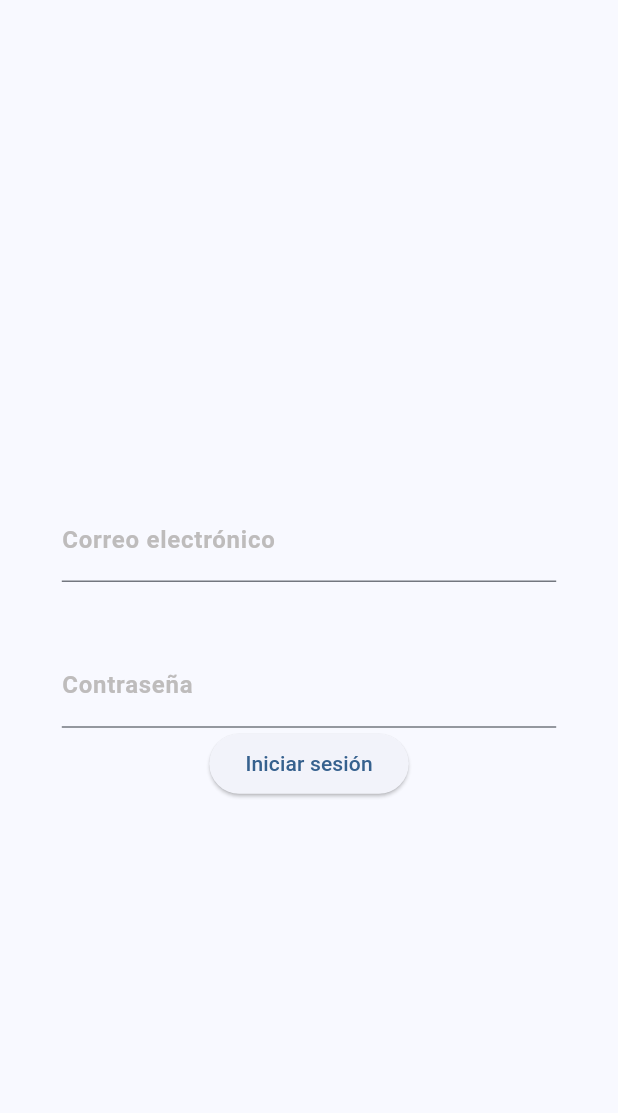
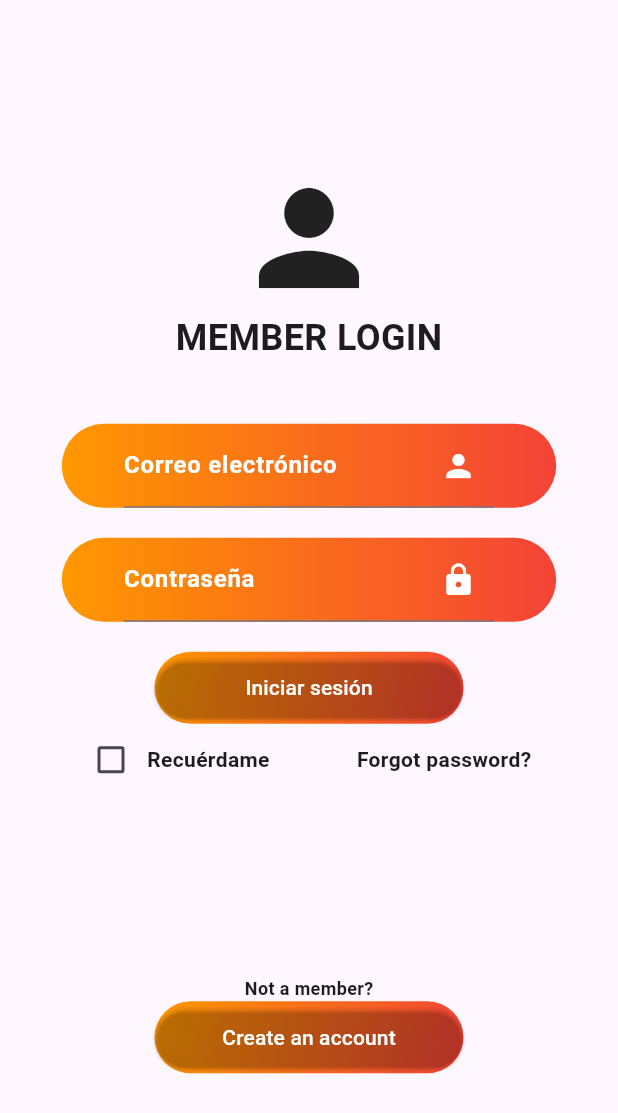
Before and after one commit to ChellShort/Reciprocity_Flutter_App, a Flutter app: the screen it shows after launch, on a phone screen of 412 x 824 dp. Shown: the top 1113 px of the screen. Run offline on Flutter 3.47's test engine with Material 3 defaults, Android fonts, the phone set to English and light mode, and no system bars.

Commit message:
Revision 1

```diff
--- a/lib/main.dart
+++ b/lib/main.dart
@@ -1,13 +1,14 @@
 import 'package:flutter/material.dart';
 import 'router/routes.dart';
 import 'ui/views/login_view.dart';
+
 
 void main() {
   runApp(const MyApp());
 }
 
 class MyApp extends StatelessWidget {
-  const MyApp({super.key});
+  const MyApp({Key? key}) : super(key: key);
 
   @override
   Widget build(BuildContext context) {
@@ -15,8 +16,10 @@ class MyApp extends StatelessWidget {
       title: 'Flutter Demo',
       debugShowCheckedModeBanner: false,
       theme: ThemeData(
-        colorScheme: ColorScheme.fromSeed(seedColor: Colors.blue),
-        useMaterial3: true,
+        primaryColor: Colors.blue, // Define el color primario
+        visualDensity: VisualDensity.adaptivePlatformDensity, // Define la densidad visual
+        fontFamily: 'Roboto', // Define la fuente por defecto
+        // Agrega más ajustes de tema aquí según sea necesario
       ),
       initialRoute: LoginView.id,
       routes: customRoutes,
--- a/lib/ui/views/Pagina1.dart
+++ b/lib/ui/views/Pagina1.dart
@@ -1,4 +1,3 @@
-import 'dart:async';
 import 'package:flutter/material.dart';
 
 class Pagina1 extends StatelessWidget {
@@ -19,19 +18,19 @@ class Pagina1 extends StatelessWidget {
                   mainAxisAlignment: MainAxisAlignment.center,
                   children: [
                     Image.asset('assets/images/ReciproCity.jpg'),
-                    SizedBox(height: 20),
-                    Text(
+                    const SizedBox(height: 20),
+                    const Text(
                       'Oferta de tiempo limitado',
                       style: TextStyle(fontSize: 18),
                     ),
-                    SizedBox(height: 20),
+                    const SizedBox(height: 20),
                     Image.asset('assets/images/oferta.jpg'),
                   ],
                 ),
               ),
             ],
           ),
-          Align(
+          const Align(
             alignment: Alignment.bottomCenter,
             child: FractionalTranslation(
               translation: Offset(0.0, -3.5),
--- a/lib/ui/views/login_view.dart
+++ b/lib/ui/views/login_view.dart
@@ -13,7 +13,7 @@ class LoginView extends StatelessWidget {
   void _login(BuildContext context, String email, String password) {
     if (userCredentials.containsKey(email) && userCredentials[email] == password) {
       ScaffoldMessenger.of(context).showSnackBar(
-        SnackBar(
+        const SnackBar(
           content: Text('Inicio de sesión exitoso'),
           duration: Duration(seconds: 2),
         ),
@@ -22,7 +22,7 @@ class LoginView extends StatelessWidget {
     } else {
       // Si las credenciales son incorrectas, muestra un mensaje de error
       ScaffoldMessenger.of(context).showSnackBar(
-        SnackBar(
+        const SnackBar(
           content: Text('Credenciales incorrectas'),
           duration: Duration(seconds: 2),
         ),
@@ -41,47 +41,119 @@ class LoginView extends StatelessWidget {
         child: Column(
           mainAxisAlignment: MainAxisAlignment.center,
           children: [
+
+            //texto
+              Icon(
+                Icons.person,
+                size: 100,
+              ),
+
+              const Text(
+                    'MEMBER LOGIN',
+                    style: TextStyle(
+                      fontSize: 24,
+                      fontWeight: FontWeight.bold,
+                    ),
+                ),
+
+              const SizedBox(height: 40),
+
               // email
-            Padding(
+              Container(
+                width: size.width * 0.8,
+                decoration: BoxDecoration(
+                  gradient: LinearGradient(
+                    colors: [
+                      Colors.orange, // Color inicial del gradiente
+                      Colors.red, // Color final del gradiente
+                    ],
+                  ),
+                  borderRadius: BorderRadius.circular(30.0),
+                ),
+
                 padding: EdgeInsets.symmetric(
-                horizontal: size.width * 0.1,
-                vertical: size.height * 0.05,
+                  horizontal: size.width * .1,
                 ),
+
                 child: TextField(
                   controller: emailController,
                   keyboardType: TextInputType.emailAddress,
                   decoration: const InputDecoration(
                     labelText: 'Correo electrónico',
                     labelStyle: TextStyle(
-                    color: Color(0xFFBEBCBC),
+                      color: Colors.white,
                       fontWeight: FontWeight.w700,
+                    ),
+                    suffixIcon: Icon(
+                      Icons.person,
+                      color: Colors.white,
                     ),
                   ),
                   onChanged: (value) {},
                 ),
               ),
 
+              const SizedBox(height: 20),
+
               // password
-            Padding(
+              Container(
+
+                width: size.width * 0.8,
+                decoration: BoxDecoration(
+                  gradient: LinearGradient(
+                    colors: [
+                      Colors.orange, // Color inicial del gradiente
+                      Colors.red, // Color final del gradiente
+                    ],
+                  ),
+                  borderRadius: BorderRadius.circular(30.0),
+                ),
+
                 padding: EdgeInsets.symmetric(
                   horizontal: size.width * .1,
                 ),
+
+
                 child: TextField(
+
                   controller: passwordController,
                   obscureText: true,
                   decoration: const InputDecoration(
                     labelText: 'Contraseña',
                     labelStyle: TextStyle(
-                    color: Color(0xFFBEBCBC),
+                      color: Colors.white,
                       fontWeight: FontWeight.w700,
+                    ),
+                    suffixIcon: Icon(
+                      Icons.lock,
+                      color: Colors.white,
                     ),
                   ),
                   onChanged: (value) {},
                 ),
               ),
 
+            const SizedBox(height: 20),
+
             // button
-            ElevatedButton(
+            Container(
+
+               width: size.width * 0.5,
+                decoration: BoxDecoration(
+                  gradient: LinearGradient(
+                    colors: [
+                      Colors.orange, // Color inicial del gradiente
+                      Colors.red, // Color final del gradiente
+                    ],
+                    begin: Alignment.topLeft,
+                    end: Alignment.bottomRight,
+                  ),
+                  borderRadius: BorderRadius.circular(30.0),
+                ),
+
+
+              child: ElevatedButton(
+
                 onPressed: () {
                   _login(
                     context,
@@ -89,9 +161,121 @@ class LoginView extends StatelessWidget {
                     passwordController.text,
                   );
                 },
-              child: const Text('Iniciar sesión'),
+
+                child: const Text(
+                  'Iniciar sesión',
+                  style: TextStyle(
+                    color: Colors.white,
                   ),
+                ),
+
+                style: ElevatedButton.styleFrom(
+                  padding: const EdgeInsets.symmetric(
+                    horizontal: 50,
+                    vertical: 10,
+                  ),
+                  shape: RoundedRectangleBorder(
+                    borderRadius: BorderRadius.circular(30),
+                  ),
+                  backgroundColor: Colors.transparent,
+                ),
+              ),
+
+
+            ),
+
+           Container(
+              padding: EdgeInsets.symmetric(horizontal: 50), // Ajusta el espacio entre los bordes y el Row
+              child: Row(
+                mainAxisAlignment: MainAxisAlignment.spaceBetween, // Alinea los elementos a los extremos
+                children: [
+                  Checkbox(
+                    value: false,
+                    onChanged: (value) {
+                    },
+                  ),
+                  const Expanded(
+                    child: Column(
+                      crossAxisAlignment: CrossAxisAlignment.start,
+                      children: [
+                        Text(
+                          'Recuérdame',
+                          style: TextStyle(
+                            fontWeight: FontWeight.bold,
+                          ),
+                        ),
+
                       ],
+                    ),
+                  ),
+                  const Expanded(
+                    child: Column(
+                      children: [
+                        Text(
+                          'Forgot password?',
+                          style: TextStyle(
+                            fontWeight: FontWeight.bold,
+                          ),
+                        ),
+                    ]
+                    )
+                    )
+                ],
+              ),
+            ),
+
+            const SizedBox(height: 120),
+
+            const Text(
+                    'Not a member?',
+                    style: TextStyle(
+                      fontSize: 12,
+                      fontWeight: FontWeight.bold,
+                    ),
+                ),
+
+            Container(
+
+               width: size.width * 0.5,
+                decoration: BoxDecoration(
+                  gradient: LinearGradient(
+                    colors: [
+                      Colors.orange, // Color inicial del gradiente
+                      Colors.red, // Color final del gradiente
+                    ],
+                    begin: Alignment.topLeft,
+                    end: Alignment.bottomRight,
+                  ),
+                  borderRadius: BorderRadius.circular(30.0),
+                ),
+
+
+              child: ElevatedButton(
+
+                onPressed: () {
+                },
+
+                child: const Text(
+                  'Create an account',
+                  style: TextStyle(
+                    color: Colors.white,
+                  ),
+                ),
+
+                style: ElevatedButton.styleFrom(
+                  padding: const EdgeInsets.symmetric(
+                    horizontal: 10,
+                    vertical: 10,
+                  ),
+                  shape: RoundedRectangleBorder(
+                    borderRadius: BorderRadius.circular(30),
+                  ),
+                  backgroundColor: Colors.transparent,
+                ),
+              ),
+            )
+          ]
+
         ),
       ),
     );
--- a/lib/ui/views/register_view.dart
+++ b/lib/ui/views/register_view.dart
@@ -6,7 +6,7 @@ class RegisterView extends StatelessWidget {
 
   @override
   Widget build(BuildContext context) {
-    return Scaffold(
+    return const Scaffold(
       body: Text('data'),
     );
   }
--- a/pubspec.yaml
+++ b/pubspec.yaml
@@ -9,6 +9,7 @@ environment:
 dependencies:
   flutter:
     sdk: flutter
+  material_design_icons_flutter: ^5.0.5955
 
 dev_dependencies:
   flutter_test:
```
Also changed, not shown: pubspec.lock. Lines whose indentation alone changed are shown as unchanged.
